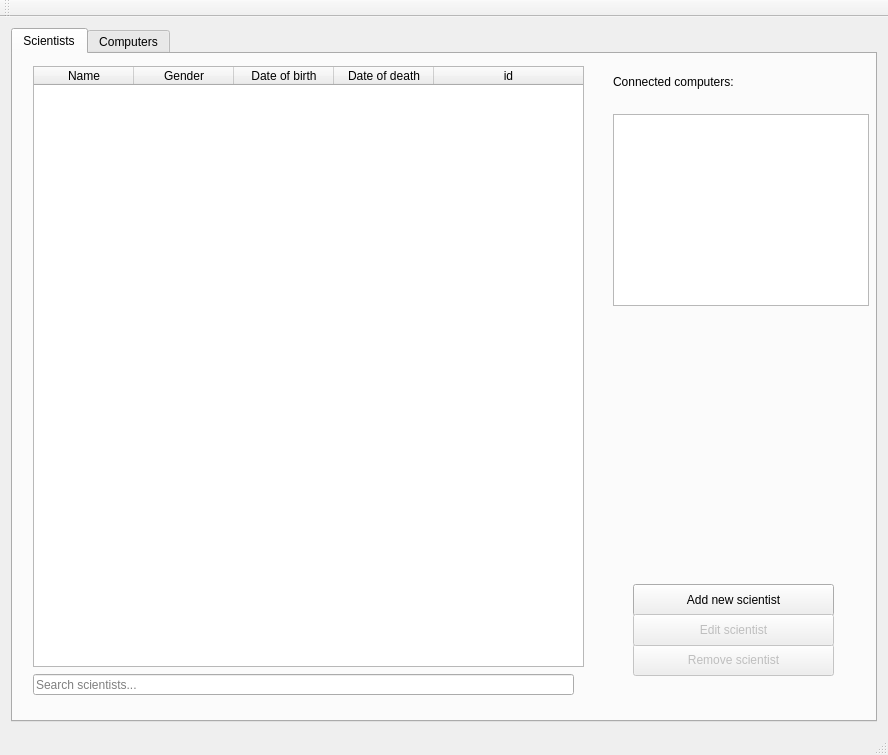
Before: the Qt Designer form computer_scientists_ui/mainwindow.ui in 2015-VLN1-Group-44/ComputerScientists_UI, drawn with Qt 5.
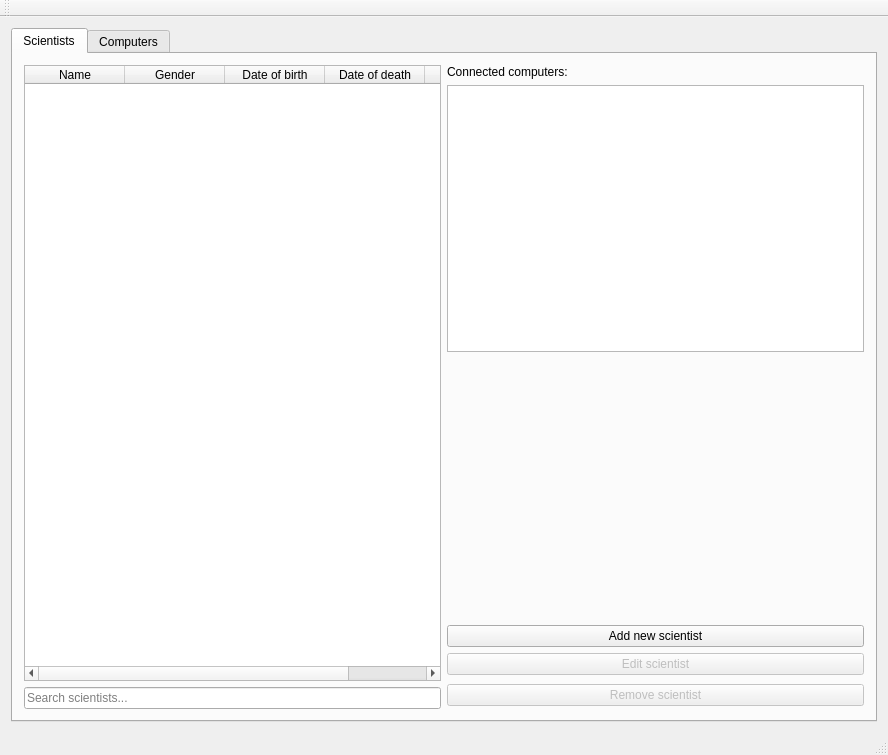
After: the same form once the commit is applied.

Commit message: hægt að editera scientist

```diff
--- a/computer_scientists_ui/mainwindow.ui
+++ b/computer_scientists_ui/mainwindow.ui
@@ -24,15 +24,9 @@
        <attribute name="title">
         <string>Scientists</string>
        </attribute>
+       <layout class="QGridLayout" name="gridLayout">
+        <item row="0" column="0" rowspan="6">
        <widget class="QTableWidget" name="table_scientists">
-        <property name="geometry">
-         <rect>
-          <x>20</x>
-          <y>12</y>
-          <width>551</width>
-          <height>601</height>
-         </rect>
-        </property>
         <property name="dragEnabled">
          <bool>true</bool>
         </property>
@@ -77,87 +71,65 @@
          </property>
         </column>
        </widget>
-       <widget class="QListWidget" name="list_connected_computers">
-        <property name="geometry">
-         <rect>
-          <x>600</x>
-          <y>60</y>
-          <width>256</width>
-          <height>192</height>
-         </rect>
-        </property>
-       </widget>
-       <widget class="QPushButton" name="remove_scientist_button">
-        <property name="enabled">
-         <bool>false</bool>
-        </property>
-        <property name="geometry">
-         <rect>
-          <x>620</x>
-          <y>590</y>
-          <width>201</width>
-          <height>32</height>
-         </rect>
-        </property>
+        </item>
+        <item row="0" column="1">
+         <widget class="QLabel" name="connected_computers_label">
         <property name="text">
-         <string>Remove scientist</string>
-        </property>
-       </widget>
+           <string>Connected computers:</string>
+          </property>
+         </widget>
+        </item>
+        <item row="3" column="1">
        <widget class="QPushButton" name="add_scientist_button">
-        <property name="geometry">
-         <rect>
-          <x>620</x>
-          <y>530</y>
-          <width>201</width>
-          <height>32</height>
-         </rect>
-        </property>
         <property name="text">
          <string>Add new scientist</string>
         </property>
        </widget>
-       <widget class="QPushButton" name="edit_scientist_button">
-        <property name="enabled">
-         <bool>false</bool>
-        </property>
-        <property name="geometry">
-         <rect>
-          <x>620</x>
-          <y>560</y>
-          <width>201</width>
-          <height>32</height>
-         </rect>
-        </property>
-        <property name="text">
-         <string>Edit scientist</string>
-        </property>
-       </widget>
+        </item>
+        <item row="6" column="0">
        <widget class="QLineEdit" name="search_scientist">
-        <property name="geometry">
-         <rect>
-          <x>20</x>
-          <y>620</y>
-          <width>541</width>
-          <height>21</height>
-         </rect>
-        </property>
         <property name="placeholderText">
          <string>Search scientists...</string>
         </property>
        </widget>
-       <widget class="QLabel" name="connected_computers_label">
-        <property name="geometry">
-         <rect>
-          <x>600</x>
-          <y>20</y>
-          <width>201</width>
-          <height>16</height>
-         </rect>
+        </item>
+        <item row="1" column="1">
+         <widget class="QListWidget" name="list_connected_computers"/>
+        </item>
+        <item row="4" column="1">
+         <widget class="QPushButton" name="edit_scientist_button">
+          <property name="enabled">
+           <bool>false</bool>
         </property>
         <property name="text">
-         <string>Connected computers:</string>
-        </property>
-       </widget>
+           <string>Edit scientist</string>
+          </property>
+         </widget>
+        </item>
+        <item row="5" column="1" rowspan="2">
+         <widget class="QPushButton" name="remove_scientist_button">
+          <property name="enabled">
+           <bool>false</bool>
+          </property>
+          <property name="text">
+           <string>Remove scientist</string>
+          </property>
+         </widget>
+        </item>
+        <item row="2" column="1">
+         <spacer name="verticalSpacer">
+          <property name="orientation">
+           <enum>Qt::Vertical</enum>
+          </property>
+          <property name="sizeHint" stdset="0">
+           <size>
+            <width>20</width>
+            <height>40</height>
+           </size>
+          </property>
+         </spacer>
+        </item>
+       </layout>
       </widget>
       <widget class="QWidget" name="tab_2">
        <attribute name="title">
```
Lines whose indentation alone changed are shown as unchanged. The commit also changes 8 other files.
